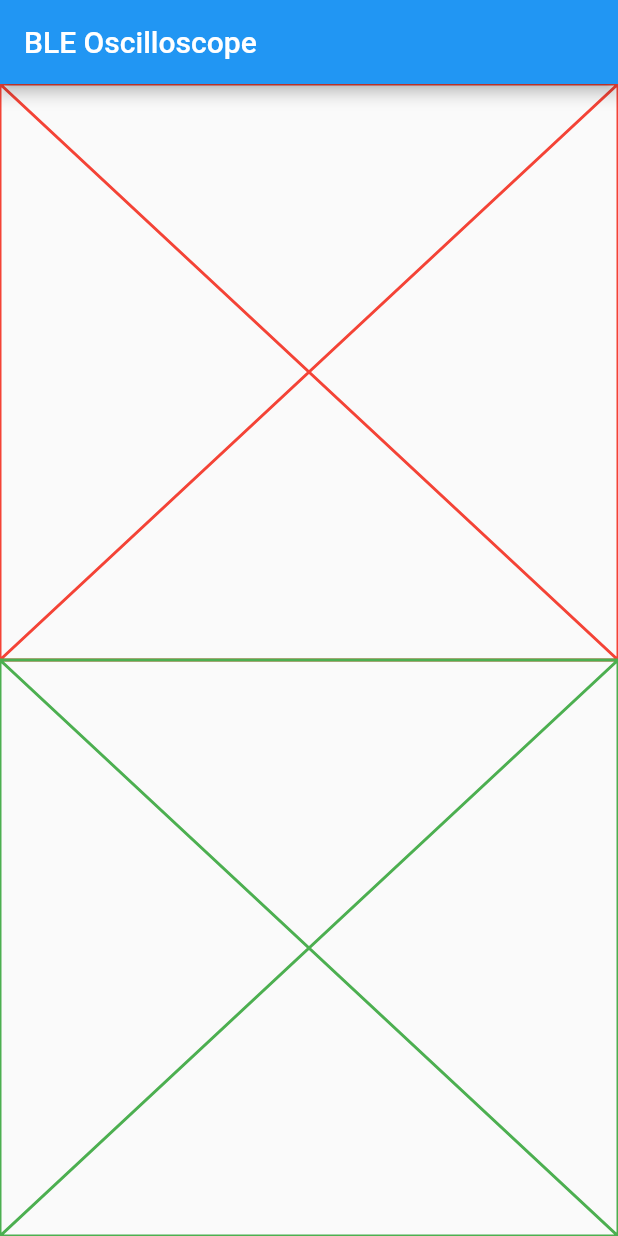
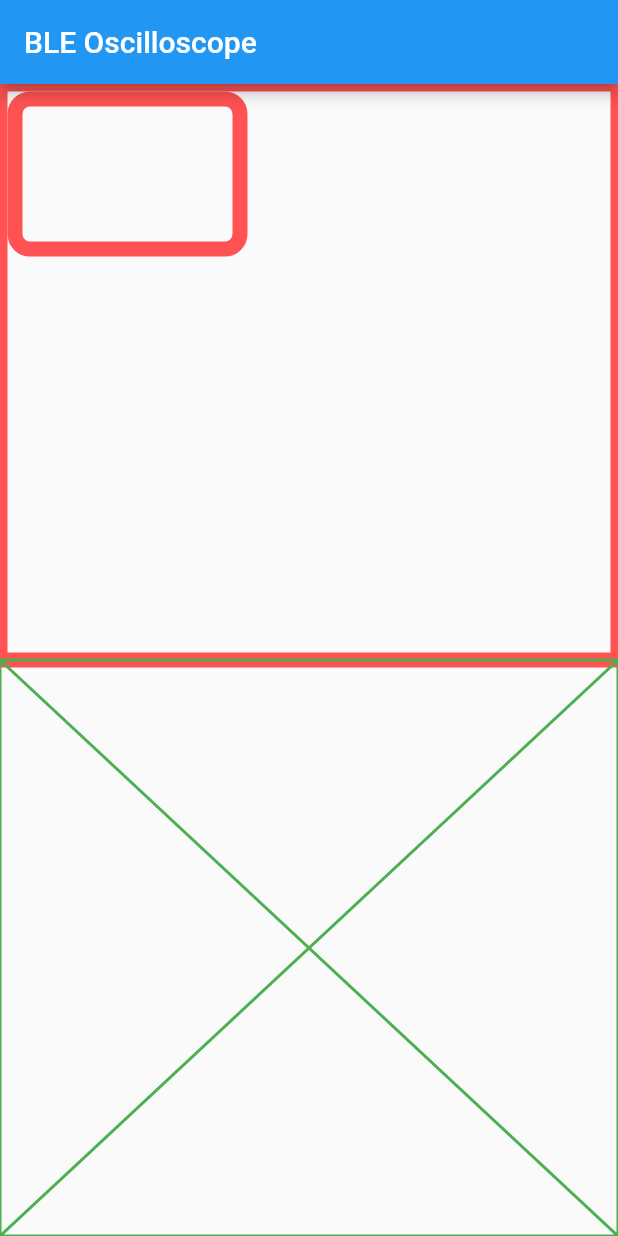
Before and after one commit to taras-rashnik/FlutterBleOscilloscope, a Flutter app: the screen it shows after launch, on a phone screen of 412 x 824 dp. Run offline on Flutter 3.47's test engine with Material 2 defaults, Android fonts, the light colour scheme and no system bars.

Commit message:
add CustomPaint

```diff
--- a/lib/layout/responsive_layout.dart
+++ b/lib/layout/responsive_layout.dart
@@ -13,6 +13,7 @@ class ResponsiveLayout extends StatelessWidget {
       builder: (context, orientation) {
         if (orientation == Orientation.portrait) {
           return Column(
+            crossAxisAlignment: CrossAxisAlignment.stretch,
             children: [
               Expanded(
                 child: scopeWidget,
@@ -26,6 +27,7 @@ class ResponsiveLayout extends StatelessWidget {
           );
         } else {
           return Row(
+            crossAxisAlignment: CrossAxisAlignment.stretch,
             children: [
               Expanded(
                 child: scopeWidget,
--- a/lib/scope_widget.dart
+++ b/lib/scope_widget.dart
@@ -3,8 +3,33 @@ import 'package:flutter/material.dart';
 class ScopeWidget extends StatelessWidget {
   @override
   Widget build(BuildContext context) {
-    return Placeholder(
-      color: Colors.red,
+    return Container(
+      child: CustomPaint(
+        painter: ScopePainter(),
+        // size: Size(300, 200),
+      ),
     );
   }
 }
+
+class ScopePainter extends CustomPainter {
+  @override
+  void paint(Canvas canvas, Size size) {
+    final rrect = RRect.fromRectAndRadius(
+        Rect.fromLTWH(10, 10, 150, 100), Radius.circular(10));
+
+    final paint = Paint()
+      ..color = Colors.redAccent
+      ..style = PaintingStyle.stroke
+      ..strokeWidth = 10;
+
+    canvas.drawRRect(rrect, paint);
+
+    canvas.drawRect(Rect.fromLTWH(0, 0, size.width, size.height), paint);
+  }
+
+  @override
+  bool shouldRepaint(covariant CustomPainter oldDelegate) {
+    return false;
+  }
+}
```
